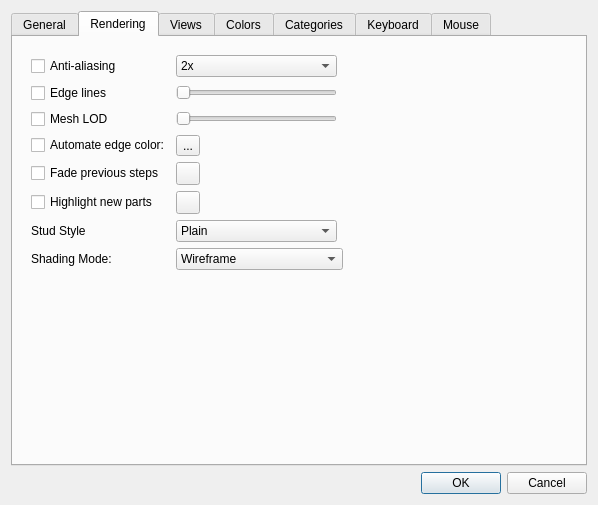
Old version of the form qt/lc_qpreferencesdialog.ui in the repository leozide/leocad.
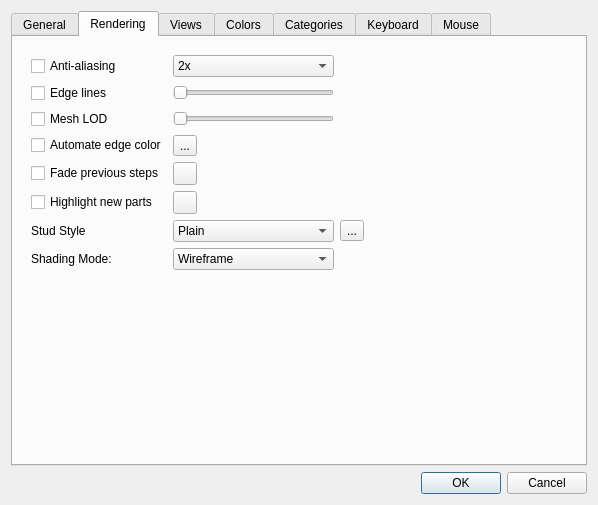
New version of the form. The open tabs and pages were chosen to show the change. Icons and pictures are not drawn.

Commit message: Make high contrast colours configurable and split preferences dialogue

```diff
--- a/qt/lc_qpreferencesdialog.ui
+++ b/qt/lc_qpreferencesdialog.ui
@@ -402,25 +402,6 @@
             </property>
            </widget>
           </item>
-          <item row="11" column="1" colspan="2">
-           <widget class="QComboBox" name="ShadingMode">
-            <item>
-             <property name="text">
-              <string>Wireframe</string>
-             </property>
-            </item>
-            <item>
-             <property name="text">
-              <string>Flat Shading</string>
-             </property>
-            </item>
-            <item>
-             <property name="text">
-              <string>Default Lights</string>
-             </property>
-            </item>
-           </widget>
-          </item>
           <item row="3" column="1">
            <widget class="QSlider" name="MeshLODSlider">
             <property name="sizePolicy">
@@ -547,10 +528,36 @@
           <item row="7" column="0">
            <widget class="QCheckBox" name="AutomateEdgeColor">
             <property name="text">
-             <string>Automate edge color:</string>
+             <string>Automate edge color</string>
             </property>
            </widget>
           </item>
+          <item row="10" column="2">
+           <widget class="QToolButton" name="HighContrastButton">
+            <property name="text">
+             <string>...</string>
+            </property>
+           </widget>
+          </item>
+          <item row="11" column="1">
+           <widget class="QComboBox" name="ShadingMode">
+            <item>
+             <property name="text">
+              <string>Wireframe</string>
+             </property>
+            </item>
+            <item>
+             <property name="text">
+              <string>Flat Shading</string>
+             </property>
+            </item>
+            <item>
+             <property name="text">
+              <string>Default Lights</string>
+             </property>
+            </item>
+           </widget>
+          </item>
          </layout>
         </widget>
        </item>
```
Left out of the diff: 3 changed lines with no effect on the pictures. The commit also changes 9 other files.
